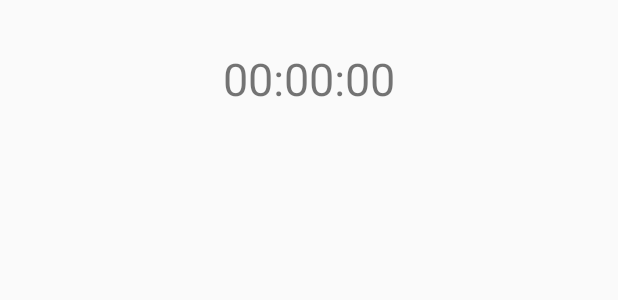
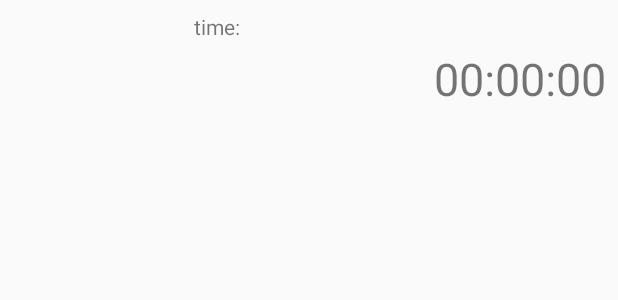
Before and after one commit to Maneren/SmartCollar, an Android app: the layout activity_walk.xml on its own in the app's theme, with its tools: preview values and no code run, on a phone screen of 412 x 824 dp. Shown: the top 300 px of the screen. Run offline under Robolectric (Android 15) with nearby library versions, the phone set to English and light mode, and no system bars.

Commit message:
started working on walk

```diff
--- a/app/src/main/res/layout/activity_walk.xml
+++ b/app/src/main/res/layout/activity_walk.xml
@@ -10,12 +10,22 @@
         android:id="@+id/textView"
         android:layout_width="wrap_content"
         android:layout_height="wrap_content"
-        android:layout_marginStart="8dp"
         android:layout_marginTop="32dp"
         android:layout_marginEnd="8dp"
         android:textSize="30sp"
         app:layout_constraintEnd_toEndOf="parent"
+        app:layout_constraintTop_toTopOf="parent"
+        tools:text="00:00:00" />
+
+    <TextView
+        android:id="@+id/textView2"
+        android:layout_width="wrap_content"
+        android:layout_height="wrap_content"
+        android:layout_marginStart="8dp"
+        android:layout_marginTop="8dp"
+        android:layout_marginEnd="8dp"
+        app:layout_constraintEnd_toStartOf="@+id/textView"
         app:layout_constraintStart_toStartOf="parent"
         app:layout_constraintTop_toTopOf="parent"
-        tools:text="00:00:00" />
+        tools:text="time:" />
 </android.support.constraint.ConstraintLayout>
```
